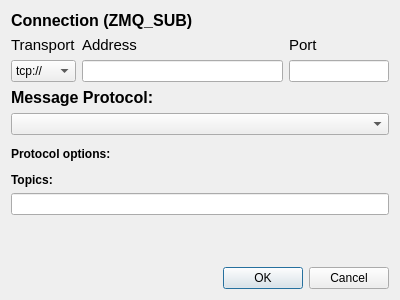
Above: plotjuggler_plugins/DataStreamZMQ/datastream_zmq.ui from facontidavide/plotjuggler-release before the change. Below: the same form after it.
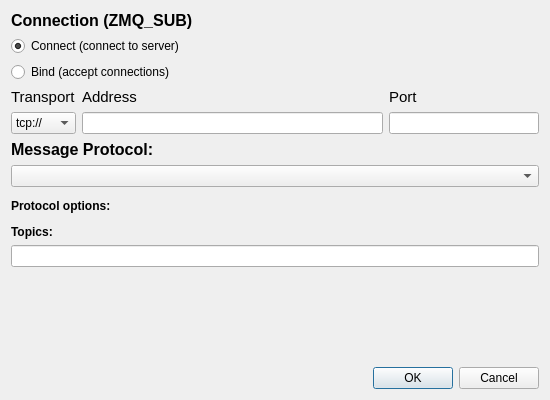
That is the form after the change.

```diff
--- a/plotjuggler_plugins/DataStreamZMQ/datastream_zmq.ui
+++ b/plotjuggler_plugins/DataStreamZMQ/datastream_zmq.ui
@@ -6,10 +6,16 @@
    <rect>
     <x>0</x>
     <y>0</y>
-    <width>400</width>
-    <height>300</height>
+    <width>550</width>
+    <height>400</height>
    </rect>
   </property>
+  <property name="minimumSize">
+   <size>
+    <width>550</width>
+    <height>400</height>
+   </size>
+  </property>
   <property name="windowTitle">
    <string>ZMQ Subscriber</string>
   </property>
@@ -19,7 +25,6 @@
      <property name="font">
       <font>
        <pointsize>12</pointsize>
-       <weight>75</weight>
        <bold>true</bold>
       </font>
      </property>
@@ -28,6 +33,23 @@
      </property>
     </widget>
    </item>
+   <item>
+    <widget class="QRadioButton" name="radioConnect">
+     <property name="text">
+      <string>Connect (connect to server)</string>
+     </property>
+     <property name="checked">
+      <bool>true</bool>
+     </property>
+    </widget>
+   </item>
+   <item>
+    <widget class="QRadioButton" name="radioBind">
+     <property name="text">
+      <string>Bind (accept connections)</string>
+     </property>
+    </widget>
+   </item>
    <item>
     <layout class="QGridLayout" name="gridLayout" columnstretch="0,2,1">
      <item row="0" column="0">
@@ -35,7 +57,6 @@
        <property name="font">
         <font>
          <pointsize>11</pointsize>
-         <weight>50</weight>
          <bold>false</bold>
         </font>
        </property>
@@ -49,7 +70,6 @@
        <property name="font">
         <font>
          <pointsize>11</pointsize>
-         <weight>50</weight>
          <bold>false</bold>
         </font>
        </property>
@@ -63,7 +83,6 @@
        <property name="font">
         <font>
          <pointsize>11</pointsize>
-         <weight>50</weight>
          <bold>false</bold>
         </font>
        </property>
@@ -104,7 +123,6 @@
      <property name="font">
       <font>
        <pointsize>12</pointsize>
-       <weight>75</weight>
        <bold>true</bold>
       </font>
      </property>
@@ -135,7 +153,6 @@
        <widget class="QLabel" name="label_5">
         <property name="font">
          <font>
-          <weight>75</weight>
           <bold>true</bold>
          </font>
         </property>
@@ -151,7 +168,6 @@
     <widget class="QLabel" name="label_6">
      <property name="font">
       <font>
-       <weight>75</weight>
        <bold>true</bold>
       </font>
      </property>
```
